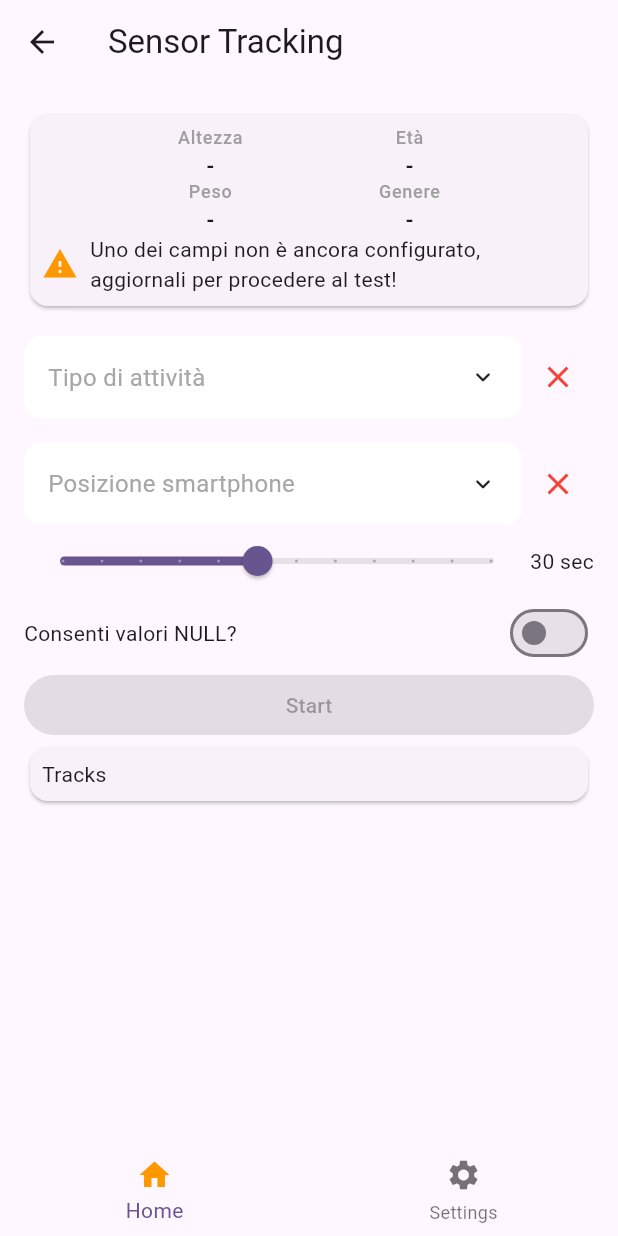
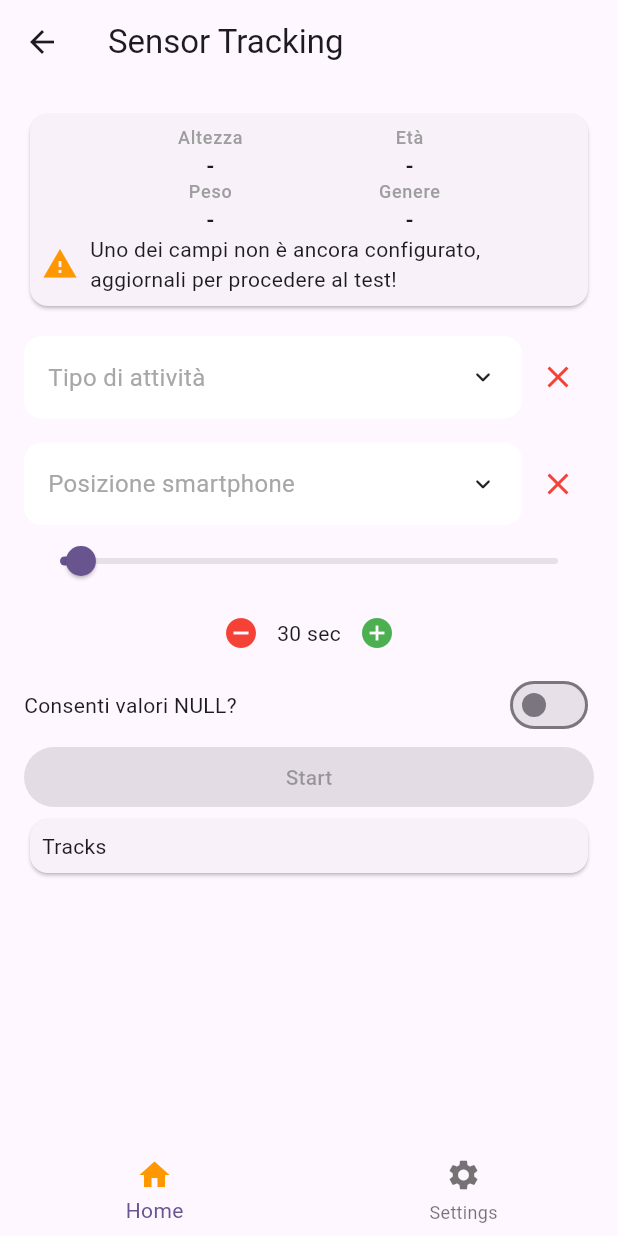
Before and after one commit to ComputerScienceUniUrb/ML-HAR, a Flutter app: the screen it shows after launch, after a tap on "Sensors Tracking", on a phone screen of 412 x 824 dp. Run offline on Flutter 3.47's test engine with Material 3 defaults, Android fonts, the phone set to English and light mode, and no system bars; drawn by our look-alikes of animated_custom_dropdown; our stand-ins replace battery_plus, csv, device_info_plus, equatable, flutter_hooks, flutter_riverpod and 13 more; missing offline and left inert: flutter_activity_recognition, material_table_view; accounts and stored records are empty; generated files the repository leaves out were written again.

Commit message:
extend slider's time

```diff
--- a/lib/features/home/screens/sensor_tracking/ui/sensor_tracking.dart
+++ b/lib/features/home/screens/sensor_tracking/ui/sensor_tracking.dart
@@ -172,8 +172,7 @@ class SensorTrackingWidget extends HookConsumerWidget with CSVMixin {
                   child: Slider(
                     value: testDuration.value,
                     min: 5,
-                    divisions: 11,
-                    max: 60,
+                    max: 600,
                     label: '${testDuration.value.toStringAsFixed(0)} sec',
                     onChanged: !isWorking
                         ? (v) {
@@ -182,8 +181,39 @@ class SensorTrackingWidget extends HookConsumerWidget with CSVMixin {
                         : null,
                   ),
                 ),
+              ],
+            ),
+            Row(
+              mainAxisAlignment: MainAxisAlignment.center,
+              children: [
+                IconButton(
+                  icon: const Icon(
+                    Icons.remove_circle,
+                  ),
+                  color: Colors.red,
+                  onPressed: testDuration.value >= 6
+                      ? () {
+                          if (testDuration.value >= 1) {
+                            testDuration.value = testDuration.value - 1;
+                          }
+                        }
+                      : null,
+                ),
                 Text(
                   '${testDuration.value.toStringAsFixed(0)} sec',
+                ),
+                IconButton(
+                  icon: const Icon(
+                    Icons.add_circle,
+                  ),
+                  color: Colors.green,
+                  onPressed: testDuration.value < 600
+                      ? () {
+                          if (testDuration.value < 600) {
+                            testDuration.value = testDuration.value + 1;
+                          }
+                        }
+                      : null,
                 ),
               ],
             ),
```
